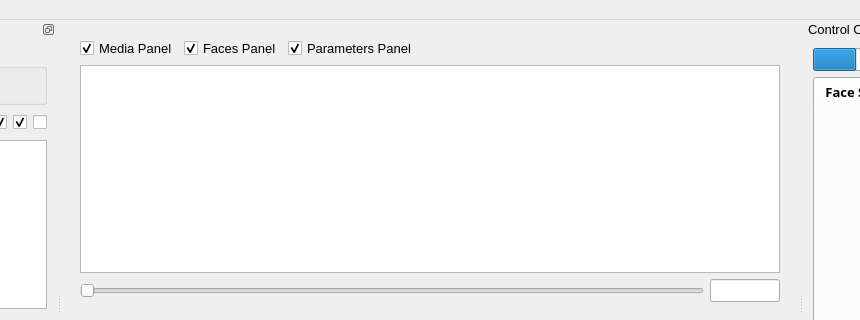
This is app/ui/core/MainWindow.ui in visomaster/VisoMaster as Qt 5 draws it before an edit; both pictures show x 284 to 1144 and y 0 to 320 of the 1376 by 585 pixel window. The edited form follows.
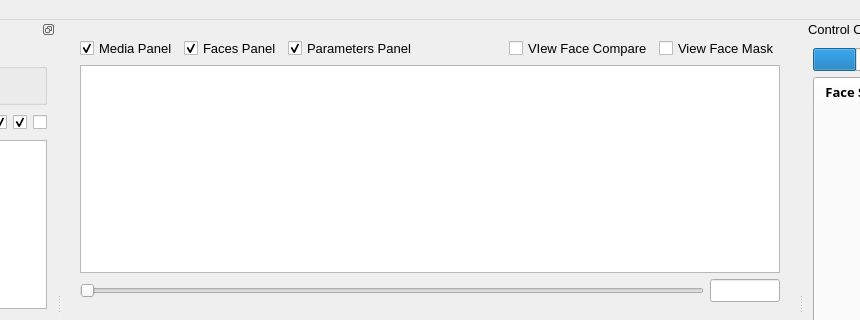
This is the edited form. Icons and pictures are not drawn.

Commit message: Move face compare & mask view toggles to video panel

```diff
--- a/app/ui/core/MainWindow.ui
+++ b/app/ui/core/MainWindow.ui
@@ -72,12 +72,26 @@
            </property>
            <property name="sizeHint" stdset="0">
             <size>
-             <width>40</width>
+             <width>20</width>
              <height>20</height>
             </size>
            </property>
           </spacer>
          </item>
+         <item>
+          <widget class="QCheckBox" name="faceCompareCheckBox">
+           <property name="text">
+            <string>VIew Face Compare</string>
+           </property>
+          </widget>
+         </item>
+         <item>
+          <widget class="QCheckBox" name="faceMaskCheckBox">
+           <property name="text">
+            <string>View Face Mask</string>
+           </property>
+          </widget>
+         </item>
         </layout>
        </item>
        <item>
```
The commit also changes 6 other files.
